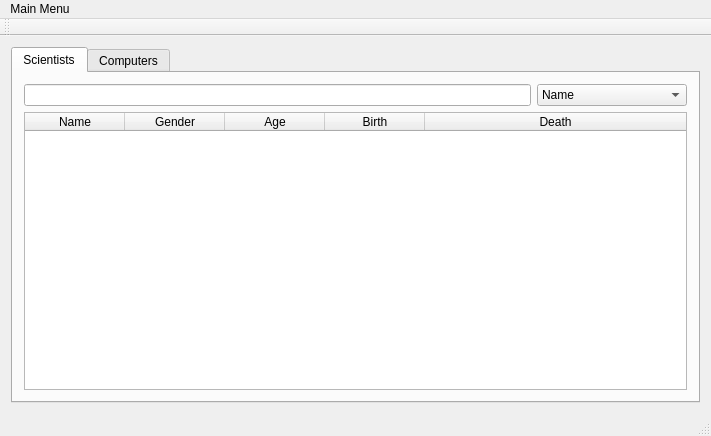
editomars/VLN1_h22, file vika3/adalgluggi.ui: the form before one commit.
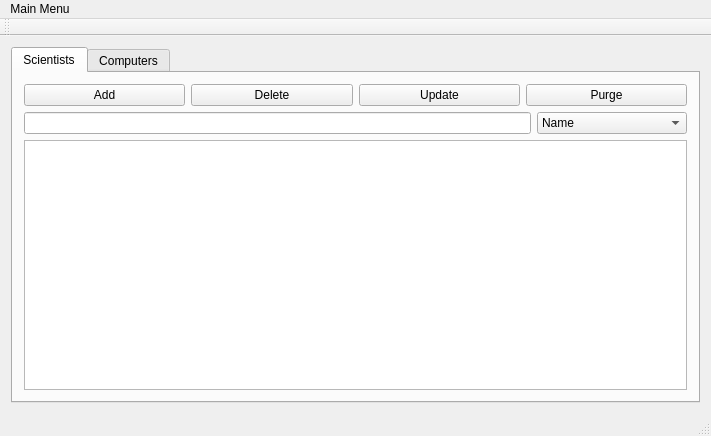
The form after the commit. The open tabs and pages were chosen to show the change.

Commit message: gerði val fyrir add, delete, update og purge

```diff
--- a/vika3/adalgluggi.ui
+++ b/vika3/adalgluggi.ui
@@ -25,6 +25,38 @@
         <string>Scientists</string>
        </attribute>
        <layout class="QVBoxLayout" name="verticalLayout">
+        <item>
+         <layout class="QHBoxLayout" name="horizontalLayout_4">
+          <item>
+           <widget class="QPushButton" name="button_add">
+            <property name="text">
+             <string>Add</string>
+            </property>
+           </widget>
+          </item>
+          <item>
+           <widget class="QPushButton" name="button_delete">
+            <property name="text">
+             <string>Delete</string>
+            </property>
+           </widget>
+          </item>
+          <item>
+           <widget class="QPushButton" name="button_update">
+            <property name="text">
+             <string>Update</string>
+            </property>
+           </widget>
+          </item>
+          <item>
+           <widget class="QPushButton" name="button_purge">
+            <property name="text">
+             <string>Purge</string>
+            </property>
+           </widget>
+          </item>
+         </layout>
+        </item>
         <item>
          <layout class="QHBoxLayout" name="horizontalLayout">
           <item>
@@ -76,7 +108,7 @@
            <bool>true</bool>
           </property>
           <attribute name="horizontalHeaderVisible">
-           <bool>true</bool>
+           <bool>false</bool>
           </attribute>
           <attribute name="horizontalHeaderStretchLastSection">
            <bool>true</bool>
```
Left out of the diff: 15 changed lines with no effect on the pictures. The commit also changes 6 other files.
